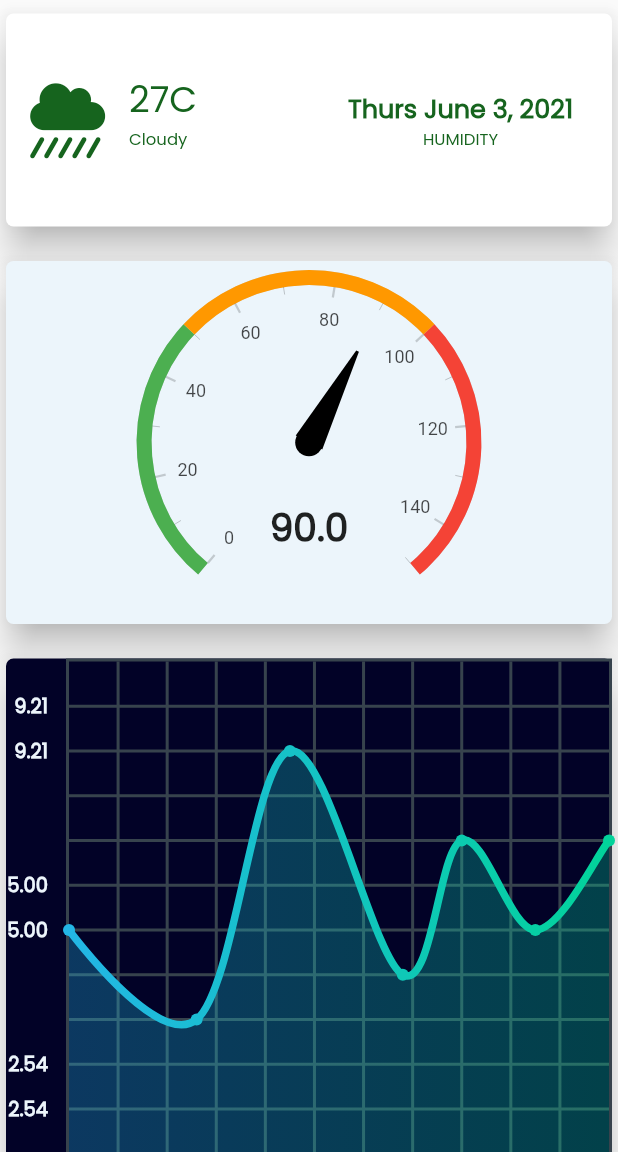
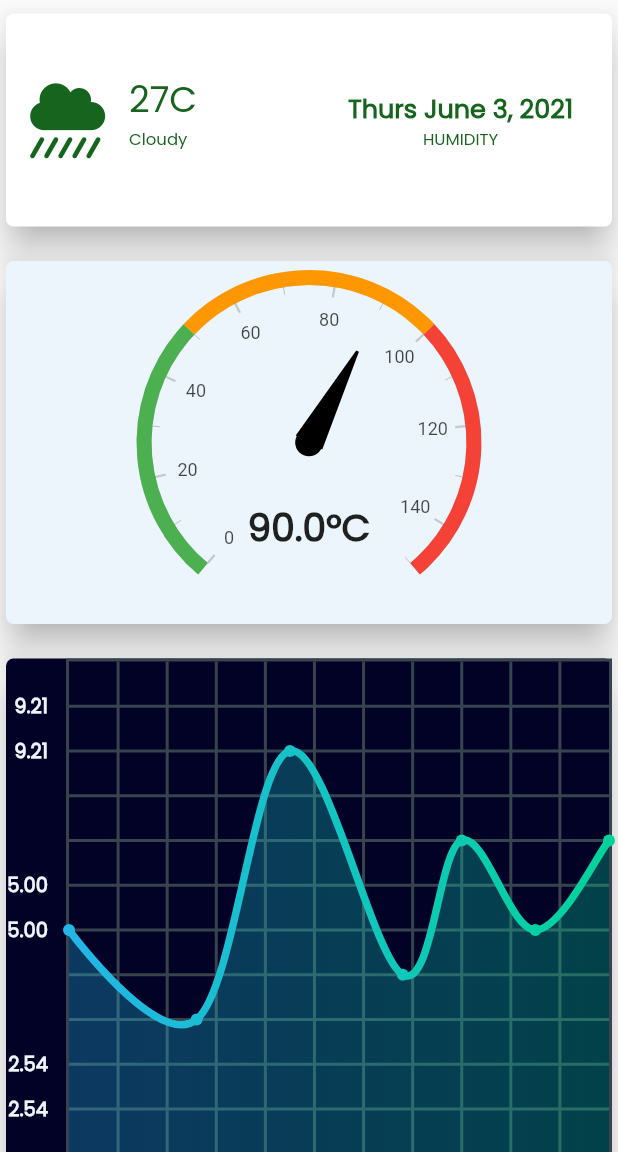
Before and after one commit to isofttechn/smart-irrigation-system, a Flutter app: the TemChart screen opened directly, on a phone screen of 412 x 824 dp, the part 84-1236 px from its top. Run offline on Flutter 3.47's test engine with Material 2 defaults, Android fonts, the phone set to English and light mode, and no system bars; drawn by our look-alikes of fl_chart, syncfusion_flutter_gauges; our stand-ins replace bloc, flutter_bloc, font_awesome_flutter, freezed_annotation, liquid_progress_indicator, rxdart; missing offline and left inert: spincircle_bottom_bar.

Commit message:
Added New Feature for Gauge Temperature 10-31-2021

```diff
--- a/lib/SensorScreen/charts/chartComponents/TemGauge.dart
+++ b/lib/SensorScreen/charts/chartComponents/TemGauge.dart
@@ -33,7 +33,7 @@ class TemGauge extends StatelessWidget {
                   ], annotations: <GaugeAnnotation>[
                     GaugeAnnotation(
                         widget: Container(
-                            child: Text('90.0',
+                            child: Text('90.0°C',
                                 style: TextStyle(
                                     fontSize: 25,
                                     fontWeight: FontWeight.bold))),
--- a/pubspec.yaml
+++ b/pubspec.yaml
@@ -37,7 +37,7 @@ dependencies:
   multilevel_drawer: ^2.0.0
   rxdart: ^0.27.1
   spincircle_bottom_bar: ^2.0.0
-  syncfusion_flutter_gauges: ^18.1.45
+  syncfusion_flutter_gauges: ^19.3.47
 
 dev_dependencies:
   build_runner: ^2.1.4
```
Also changed, not shown: pubspec.lock.
